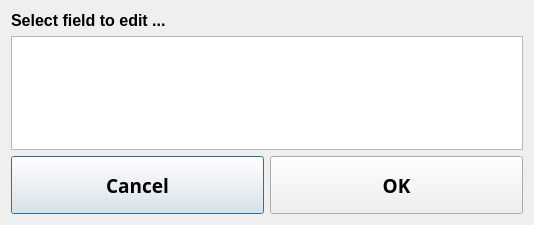
Before: the Qt Designer form ui/BasketEditDlg.ui in aliciabillings-noaa/CLAMS, drawn with Qt 5.
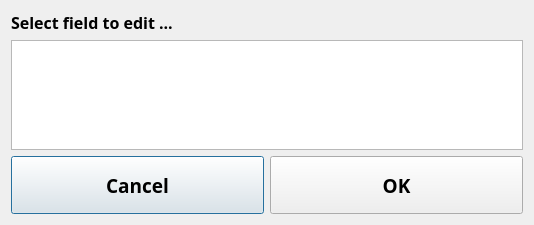
After: the same form once the commit is applied.

Commit message: set fonts to Arial Black

The edit to the form file:
```diff
--- a/ui/BasketEditDlg.ui
+++ b/ui/BasketEditDlg.ui
@@ -20,6 +20,7 @@
       <widget class="QLabel" name="label">
        <property name="font">
         <font>
+         <family>Arial Black</family>
          <pointsize>12</pointsize>
          <weight>75</weight>
          <bold>true</bold>
```
The commit also changes 42 other files.
